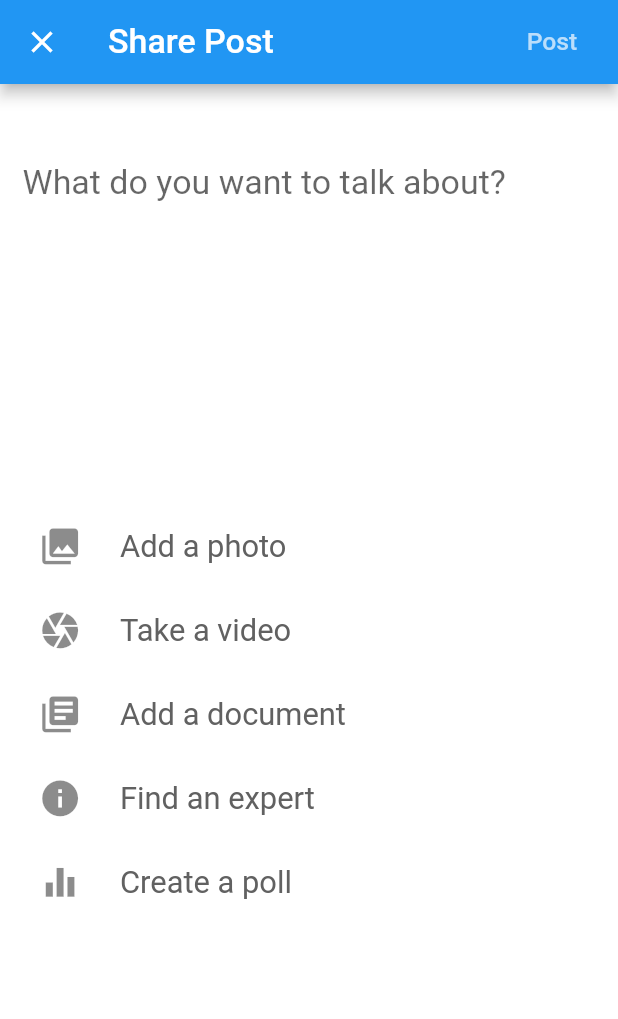
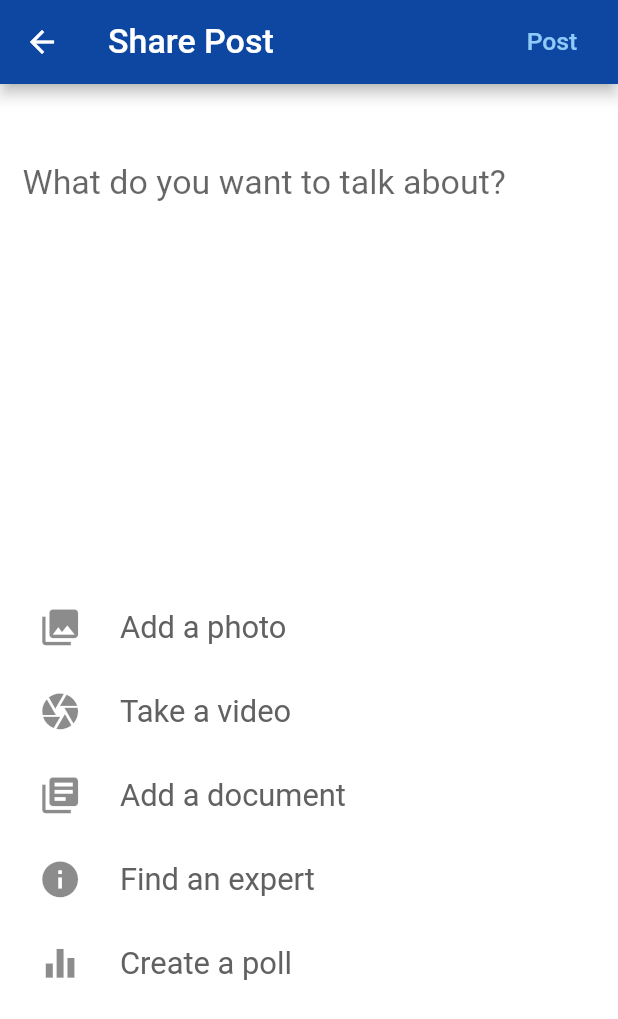
Before and after one commit to ashvathnarayanan/code_hard, a Flutter app: the Page3 screen opened directly, on a phone screen of 412 x 824 dp. Shown: the top 1019 px of the screen. Run offline on Flutter 3.47's test engine with Material 2 defaults, Android fonts, the phone set to English and light mode, and no system bars; our stand-ins replace cloud_firestore, firebase_auth, modal_progress_hud, shared_preferences; missing offline and left inert: move_to_background; accounts and stored records are empty.

Commit message:
Update page_3.dart

```diff
--- a/lib/pages/page_3.dart
+++ b/lib/pages/page_3.dart
@@ -1,4 +1,6 @@
 import 'package:flutter/material.dart';
+import 'package:version1/pages/page_1.dart';
+import '../screens/Home_screen.dart';
 
 class Page3 extends StatelessWidget {
   // final String id;
@@ -11,14 +13,12 @@ class Page3 extends StatelessWidget {
     final size = MediaQuery.of(context).size;
     return Scaffold(
       appBar: AppBar(
-        backgroundColor: Colors.blue,
-        leading: IconButton(
-            icon: Icon(
-              Icons.close,
-              color: Colors.white,
+        backgroundColor: Colors.blue[900],
+
+        title: Text(
+          'Share Post',
+          style: TextStyle(fontSize: size.width * 0.055),
         ),
-            onPressed: () {}),
-        title: Text('Share Post', style: TextStyle(fontSize: size.width*0.055),),
         actions: <Widget>[
           Row(
             mainAxisAlignment: MainAxisAlignment.start,
@@ -26,10 +26,11 @@ class Page3 extends StatelessWidget {
               FlatButton(
                 child: Text(
                   'Post',
-                  style: TextStyle(color: Colors.blue[100], fontSize: size.width*0.04),
+                  style: TextStyle(
+                      color: Colors.blue[200], fontSize: size.width * 0.04),
                 ),
                 onPressed: () {},
-                color: Colors.blue,
+                color: Colors.blue[900],
               ),
             ],
           )
@@ -40,7 +41,7 @@ class Page3 extends StatelessWidget {
           crossAxisAlignment: CrossAxisAlignment.start,
           children: <Widget>[
             Container(
-              width: size.width*0.9,
+              width: size.width * 0.9,
               child: Padding(
                 padding: const EdgeInsets.only(top: 40, left: 15, right: 10),
                 child: TextFormField(
@@ -48,10 +49,10 @@ class Page3 extends StatelessWidget {
                     hintText: 'What do you want to talk about?',
                     border: InputBorder.none,
                   ),
-                  maxLines: 8,
+                  maxLines: 10,
                   keyboardType: TextInputType.multiline,
                   textInputAction: TextInputAction.next,
-                  style: TextStyle(fontSize: size.width*0.055),
+                  style: TextStyle(fontSize: size.width * 0.055),
                 ),
               ),
             ),
@@ -75,15 +76,21 @@ class ShareOptions extends StatelessWidget {
     Key key,
     this.title,
     this.icotxt,
-
   }) : super(key: key);
 
   @override
   Widget build(BuildContext context) {
     final size = MediaQuery.of(context).size;
     return ListTile(
-      leading: IconButton(icon: Icon(icotxt), onPressed: () {},iconSize: size.width*0.07,),
-      title: Text(title, style: TextStyle(fontSize: size.width*0.05,color: Colors.grey[700]),),
+      leading: IconButton(
+        icon: Icon(icotxt),
+        onPressed: () {},
+        iconSize: size.width * 0.07,
+      ),
+      title: Text(
+        title,
+        style: TextStyle(fontSize: size.width * 0.05, color: Colors.grey[700]),
+      ),
     );
   }
 }
```
Lines whose indentation alone changed are shown as unchanged.
